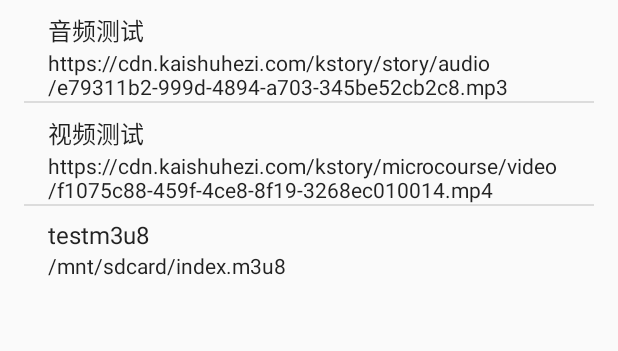
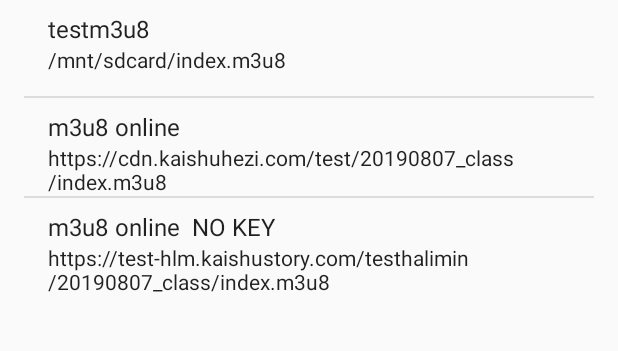
Before and after one commit to javandcpp/IjkplayerDebug, an Android app: the screen it shows after launch (SampleMediaActivity), on a phone screen of 412 x 824 dp, the part 84-435 px from its top. Run offline under Robolectric (Android 15) with nearby library versions, the phone set to English and light mode, and no system bars.

Commit message:
test m3u8 no keyurl

```diff
--- a/IjkPlayerDebug/app/src/main/java/tv/danmaku/ijk/media/example/fragments/SampleMediaListFragment.java
+++ b/IjkPlayerDebug/app/src/main/java/tv/danmaku/ijk/media/example/fragments/SampleMediaListFragment.java
@@ -68,9 +68,12 @@ public class SampleMediaListFragment extends Fragment {
             }
         });
 
-        mAdapter.addItem("https://cdn.kaishuhezi.com/kstory/story/audio/e79311b2-999d-4894-a703-345be52cb2c8.mp3","音频测试");
-        mAdapter.addItem("https://cdn.kaishuhezi.com/kstory/microcourse/video/f1075c88-459f-4ce8-8f19-3268ec010014.mp4","视频测试");
+//        mAdapter.addItem("https://cdn.kaishuhezi.com/kstory/story/audio/e79311b2-999d-4894-a703-345be52cb2c8.mp3","音频测试");
+//        mAdapter.addItem("https://cdn.kaishuhezi.com/kstory/microcourse/video/f1075c88-459f-4ce8-8f19-3268ec010014.mp4","视频测试");
         mAdapter.addItem("/mnt/sdcard/index.m3u8","testm3u8");
+        mAdapter.addItem("https://cdn.kaishuhezi.com/test/20190807_class/index.m3u8","m3u8 online");
+        mAdapter.addItem("https://test-hlm.kaishustory.com/testhalimin/20190807_class/index.m3u8","m3u8 online  NO KEY");
+
     }
 
     final class SampleMediaItem {
--- a/IjkPlayerDebug/app/src/main/java/tv/danmaku/ijk/media/example/widget/media/IjkVideoView.java
+++ b/IjkPlayerDebug/app/src/main/java/tv/danmaku/ijk/media/example/widget/media/IjkVideoView.java
@@ -1049,6 +1049,8 @@ public class IjkVideoView extends FrameLayout implements MediaController.MediaPl
             ijkMediaPlayer.native_setLogLevel(IjkMediaPlayer.IJK_LOG_DEBUG);
 //            ijkMediaPlayer.setOption(IjkMediaPlayer.OPT_CATEGORY_FORMAT, "dns_cache_clear", 1);
 //            ijkMediaPlayer.setOption(IjkMediaPlayer.OPT_CATEGORY_PLAYER, "packet-buffering", 0L);
+            ijkMediaPlayer.setOption(IjkMediaPlayer.OPT_CATEGORY_FORMAT, "ks_m3u8_keyurl", "METHOD=AES-128,URI=\"https://cdn.kaishuhezi.com/test/key/video.key\"");
+
             if (mSettings.getUsingMediaCodec()) {
                 ijkMediaPlayer.setOption(IjkMediaPlayer.OPT_CATEGORY_PLAYER, "mediacodec", 1);
                 if (mSettings.getUsingMediaCodecAutoRotate()) {
```
Also changed, not shown: IjkPlayerDebug/app/build.gradle (+5 -5 lines), 2 other files.
